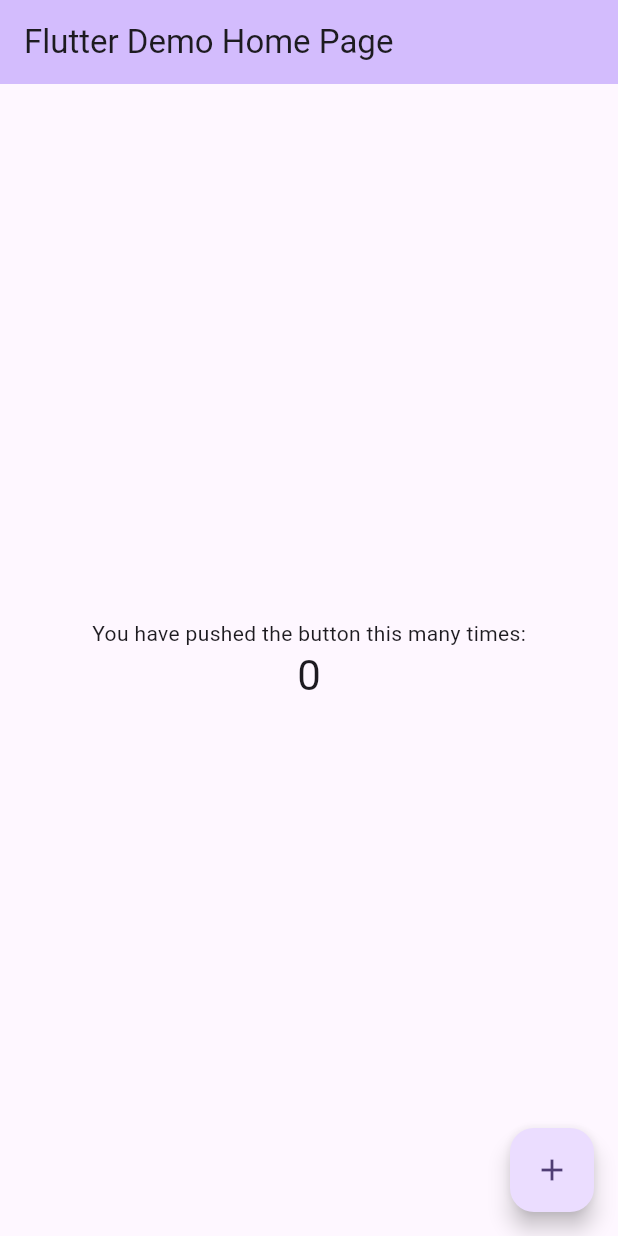
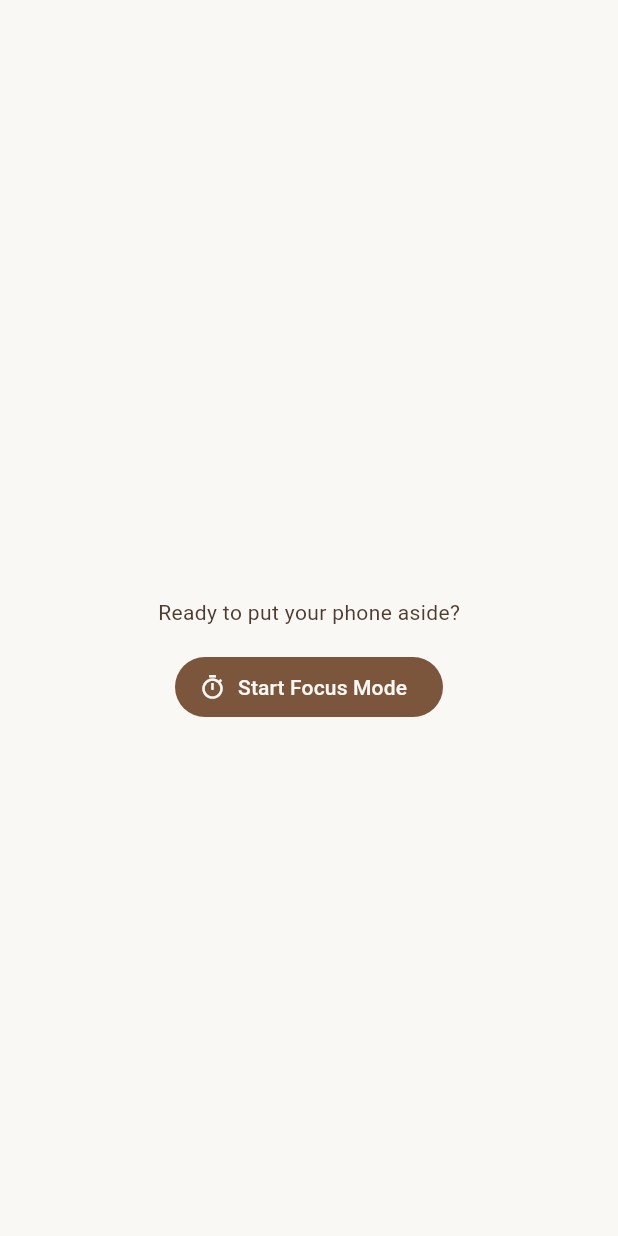
Before and after one commit to aleynahasanova/rest-for-more, a Flutter app: the screen it shows after launch, on a phone screen of 412 x 824 dp. Run offline on Flutter 3.47's test engine with Material 3 defaults, Android fonts, the light colour scheme and no system bars.

Commit message:
Added color scheme and theme files, implemented the first version of the timer
Color scheme taken from the client demo files. Timer continues when switching screens and when the app is on the background.

```diff
--- a/lib/main.dart
+++ b/lib/main.dart
@@ -1,122 +1,84 @@
 import 'package:flutter/material.dart';
+
+import 'screens/focusmode.dart';
+import 'theme/app_theme.dart';
 
 void main() {
   runApp(const MyApp());
 }
 
-class MyApp extends StatelessWidget {
+class MyApp extends StatefulWidget {
   const MyApp({super.key});
 
-  // This widget is the root of your application.
+  @override
+  State<MyApp> createState() => _MyAppState();
+}
+
+class _MyAppState extends State<MyApp> {
+  late final FocusTimerController _focusTimerController;
+
+  @override
+  void initState() {
+    super.initState();
+    _focusTimerController = FocusTimerController();
+  }
+
+  @override
+  void dispose() {
+    _focusTimerController.dispose();
+    super.dispose();
+  }
+
   @override
   Widget build(BuildContext context) {
     return MaterialApp(
-      title: 'Flutter Demo',
-      theme: ThemeData(
-        // This is the theme of your application.
-        //
-        // TRY THIS: Try running your application with "flutter run". You'll see
-        // the application has a purple toolbar. Then, without quitting the app,
-        // try changing the seedColor in the colorScheme below to Colors.green
-        // and then invoke "hot reload" (save your changes or press the "hot
-        // reload" button in a Flutter-supported IDE, or press "r" if you used
-        // the command line to start the app).
-        //
-        // Notice that the counter didn't reset back to zero; the application
-        // state is not lost during the reload. To reset the state, use hot
-        // restart instead.
-        //
-        // This works for code too, not just values: Most code changes can be
-        // tested with just a hot reload.
-        colorScheme: .fromSeed(seedColor: Colors.deepPurple),
-      ),
-      home: const MyHomePage(title: 'Flutter Demo Home Page'),
+      title: 'Focus Mode',
+      debugShowCheckedModeBanner: false,
+      theme: AppTheme.light,
+      home: MyHomePage(focusTimerController: _focusTimerController),
     );
   }
 }
 
 class MyHomePage extends StatefulWidget {
-  const MyHomePage({super.key, required this.title});
+  const MyHomePage({
+    required this.focusTimerController,
+    super.key,
+  });
 
-  // This widget is the home page of your application. It is stateful, meaning
-  // that it has a State object (defined below) that contains fields that affect
-  // how it looks.
-
-  // This class is the configuration for the state. It holds the values (in this
-  // case the title) provided by the parent (in this case the App widget) and
-  // used by the build method of the State. Fields in a Widget subclass are
-  // always marked "final".
-
-  final String title;
+  final FocusTimerController focusTimerController;
 
   @override
   State<MyHomePage> createState() => _MyHomePageState();
 }
 
 class _MyHomePageState extends State<MyHomePage> {
-  int _counter = 0;
-
-  void _incrementCounter() {
-    setState(() {
-      // This call to setState tells the Flutter framework that something has
-      // changed in this State, which causes it to rerun the build method below
-      // so that the display can reflect the updated values. If we changed
-      // _counter without calling setState(), then the build method would not be
-      // called again, and so nothing would appear to happen.
-      _counter++;
-    });
-  }
-
   @override
   Widget build(BuildContext context) {
-    // This method is rerun every time setState is called, for instance as done
-    // by the _incrementCounter method above.
-    //
-    // The Flutter framework has been optimized to make rerunning build methods
-    // fast, so that you can just rebuild anything that needs updating rather
-    // than having to individually change instances of widgets.
     return Scaffold(
-      appBar: AppBar(
-        // TRY THIS: Try changing the color here to a specific color (to
-        // Colors.amber, perhaps?) and trigger a hot reload to see the AppBar
-        // change color while the other colors stay the same.
-        backgroundColor: Theme.of(context).colorScheme.inversePrimary,
-        // Here we take the value from the MyHomePage object that was created by
-        // the App.build method, and use it to set our appbar title.
-        title: Text(widget.title),
-      ),
+      appBar: AppBar(),
       body: Center(
-        // Center is a layout widget. It takes a single child and positions it
-        // in the middle of the parent.
         child: Column(
-          // Column is also a layout widget. It takes a list of children and
-          // arranges them vertically. By default, it sizes itself to fit its
-          // children horizontally, and tries to be as tall as its parent.
-          //
-          // Column has various properties to control how it sizes itself and
-          // how it positions its children. Here we use mainAxisAlignment to
-          // center the children vertically; the main axis here is the vertical
-          // axis because Columns are vertical (the cross axis would be
-          // horizontal).
-          //
-          // TRY THIS: Invoke "debug painting" (choose the "Toggle Debug Paint"
-          // action in the IDE, or press "p" in the console), to see the
-          // wireframe for each widget.
-          mainAxisAlignment: .center,
+          mainAxisSize: MainAxisSize.min,
           children: [
-            const Text('You have pushed the button this many times:'),
-            Text(
-              '$_counter',
-              style: Theme.of(context).textTheme.headlineMedium,
+            const Text('Ready to put your phone aside?'),
+            const SizedBox(height: 16),
+            FilledButton.icon(
+              onPressed: () {
+                Navigator.of(context).push(
+                  MaterialPageRoute<void>(
+                    builder: (context) => FocusModeScreen(
+                      controller: widget.focusTimerController,
+                    ),
+                  ),
+                );
+              },
+              icon: const Icon(Icons.timer_outlined),
+              label: const Text('Start Focus Mode'),
             ),
           ],
         ),
       ),
-      floatingActionButton: FloatingActionButton(
-        onPressed: _incrementCounter,
-        tooltip: 'Increment',
-        child: const Icon(Icons.add),
-      ),
     );
   }
 }
--- /dev/null
+++ b/lib/theme/app_colors.dart
@@ -0,0 +1,12 @@
+import 'package:flutter/material.dart';
+
+/// The client-approved color palette for Rest For More.
+abstract final class AppColors {
+  static const surface = Color(0xFFFAF8F4);
+  static const surfaceMuted = Color(0xFFEBE6DA);
+  static const brand = Color(0xFF7B563D);
+  static const brandTint = Color(0xFF9F755C);
+  static const ink = Color(0xFF4E3B31);
+  static const accent = Color(0xFFFFB60A);
+  static const border = Color(0x1A4E3B31);
+}
--- /dev/null
+++ b/lib/theme/app_theme.dart
@@ -0,0 +1,33 @@
+import 'package:flutter/material.dart';
+
+import 'app_colors.dart';
+
+abstract final class AppTheme {
+  static ThemeData get light {
+    final colorScheme = ColorScheme.fromSeed(
+      seedColor: AppColors.brand,
+      brightness: Brightness.light,
+    ).copyWith(
+      surface: AppColors.surface,
+      primary: AppColors.brand,
+      onPrimary: AppColors.surface,
+      secondary: AppColors.brandTint,
+      tertiary: AppColors.accent,
+      onSurface: AppColors.ink,
+      outlineVariant: AppColors.border,
+    );
+
+    return ThemeData(
+      useMaterial3: true,
+      colorScheme: colorScheme,
+      scaffoldBackgroundColor: AppColors.surface,
+      appBarTheme: const AppBarTheme(
+        backgroundColor: AppColors.surface,
+        foregroundColor: AppColors.ink,
+        surfaceTintColor: Colors.transparent,
+        elevation: 0,
+        scrolledUnderElevation: 0,
+      ),
+    );
+  }
+}
```
Also changed, not shown: lib/screens/focusmode.dart (added, +252 -0 lines).
